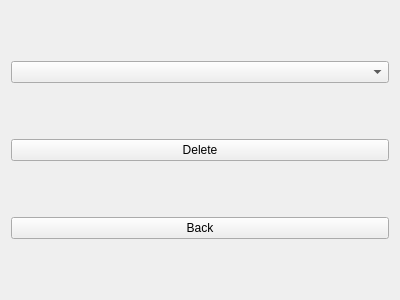
MehmetHY/MilitaryOutpostManagement-Qt5, file Views/deletedutyview.ui: the form before one commit.
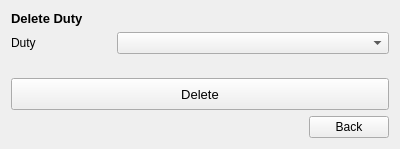
The form after the commit.

Commit message: rearranged delete duty ui

Diff of the .ui file:
```diff
--- a/Views/deletedutyview.ui
+++ b/Views/deletedutyview.ui
@@ -7,7 +7,7 @@
     <x>0</x>
     <y>0</y>
     <width>400</width>
-    <height>300</height>
+    <height>149</height>
    </rect>
   </property>
   <property name="windowTitle">
@@ -15,21 +15,109 @@
   </property>
   <layout class="QGridLayout" name="gridLayout">
    <item row="0" column="0">
-    <widget class="QComboBox" name="comboBox"/>
+    <widget class="QLabel" name="label_7">
+     <property name="sizePolicy">
+      <sizepolicy hsizetype="Preferred" vsizetype="Fixed">
+       <horstretch>0</horstretch>
+       <verstretch>0</verstretch>
+      </sizepolicy>
+     </property>
+     <property name="font">
+      <font>
+       <pointsize>10</pointsize>
+       <weight>75</weight>
+       <bold>true</bold>
+      </font>
+     </property>
+     <property name="text">
+      <string>Delete Duty</string>
+     </property>
+     <property name="alignment">
+      <set>Qt::AlignLeading|Qt::AlignLeft|Qt::AlignVCenter</set>
+     </property>
+    </widget>
    </item>
    <item row="1" column="0">
+    <layout class="QHBoxLayout" name="horizontalLayout_2">
+     <item>
+      <widget class="QLabel" name="label">
+       <property name="minimumSize">
+        <size>
+         <width>100</width>
+         <height>0</height>
+        </size>
+       </property>
+       <property name="text">
+        <string>Duty</string>
+       </property>
+      </widget>
+     </item>
+     <item>
+      <widget class="QComboBox" name="comboBox">
+       <property name="sizePolicy">
+        <sizepolicy hsizetype="Expanding" vsizetype="Fixed">
+         <horstretch>0</horstretch>
+         <verstretch>0</verstretch>
+        </sizepolicy>
+       </property>
+      </widget>
+     </item>
+    </layout>
+   </item>
+   <item row="2" column="0">
+    <spacer name="verticalSpacer">
+     <property name="orientation">
+      <enum>Qt::Vertical</enum>
+     </property>
+     <property name="sizeHint" stdset="0">
+      <size>
+       <width>20</width>
+       <height>0</height>
+      </size>
+     </property>
+    </spacer>
+   </item>
+   <item row="3" column="0">
     <widget class="QPushButton" name="deleteButton">
+     <property name="minimumSize">
+      <size>
+       <width>0</width>
+       <height>32</height>
+      </size>
+     </property>
+     <property name="font">
+      <font>
+       <pointsize>10</pointsize>
+      </font>
+     </property>
      <property name="text">
       <string>Delete</string>
      </property>
     </widget>
    </item>
-   <item row="2" column="0">
-    <widget class="QPushButton" name="backButton">
-     <property name="text">
-      <string>Back</string>
-     </property>
-    </widget>
+   <item row="4" column="0">
+    <layout class="QHBoxLayout" name="horizontalLayout">
+     <item>
+      <spacer name="horizontalSpacer">
+       <property name="orientation">
+        <enum>Qt::Horizontal</enum>
+       </property>
+       <property name="sizeHint" stdset="0">
+        <size>
+         <width>40</width>
+         <height>20</height>
+        </size>
+       </property>
+      </spacer>
+     </item>
+     <item>
+      <widget class="QPushButton" name="backButton">
+       <property name="text">
+        <string>Back</string>
+       </property>
+      </widget>
+     </item>
+    </layout>
    </item>
   </layout>
  </widget>
```
